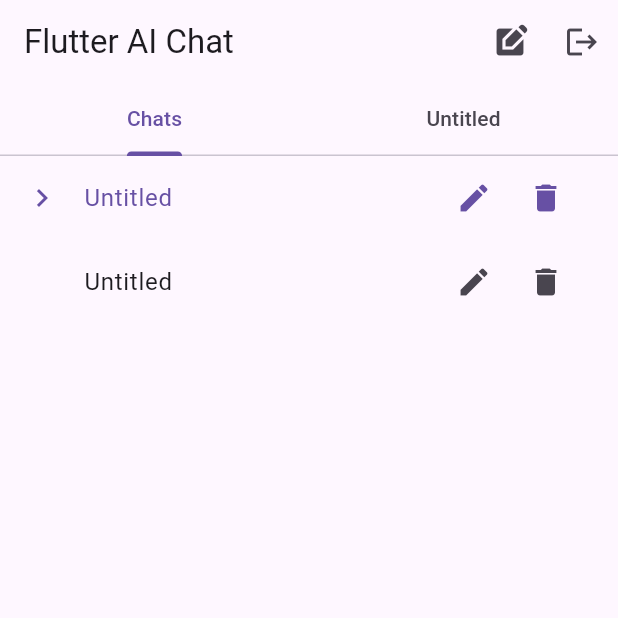
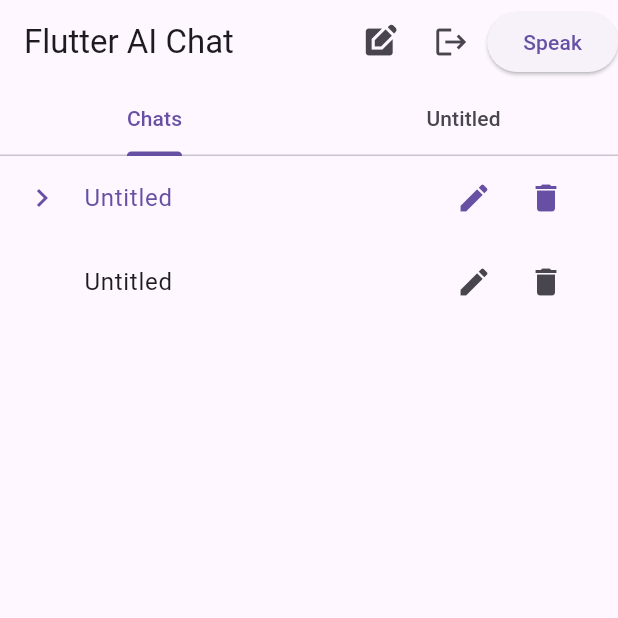
Before and after one commit to shefalishahp/flutter_ai_chat, a Flutter app: the screen it shows once a user with an empty profile is signed in, after a tap on the "edit square" icon, on a phone screen of 412 x 824 dp, the top half of it. Run offline on Flutter 3.47's test engine with Material 3 defaults, Android fonts, the light colour scheme and no system bars; our stand-ins replace cloud_firestore, dartx, firebase_ai, firebase_auth, firebase_core, firebase_vertexai and 2 more; missing offline and left inert: firebase_ui_auth, flutter_ai_toolkit, split_view; accounts and stored records are empty; generated files the repository leaves out were written again.

Commit message:
Added speech to text, updated model

```diff
--- a/lib/main.dart
+++ b/lib/main.dart
@@ -8,10 +8,18 @@ import 'data/chat_repository.dart';
 import 'firebase_options.dart'; // from https://firebase.google.com/docs/flutter/setup
 import 'login_info.dart';
 import 'pages/home_page.dart';
+import 'package:flutter_tts/flutter_tts.dart';
+
+import 'package:firebase_core/firebase_core.dart';
+import 'package:firebase_ai/firebase_ai.dart';
+import 'firebase_options.dart';
 
 void main() async {
   WidgetsFlutterBinding.ensureInitialized();
-  await Firebase.initializeApp(options: DefaultFirebaseOptions.currentPlatform);
+  //await Firebase.initializeApp(options: DefaultFirebaseOptions.currentPlatform);
+  await Firebase.initializeApp(
+    options: DefaultFirebaseOptions.currentPlatform,
+  );
   runApp(App());
 }
 
--- a/lib/pages/home_page.dart
+++ b/lib/pages/home_page.dart
@@ -3,6 +3,7 @@ import 'dart:async';
 import 'package:firebase_vertexai/firebase_vertexai.dart';
 import 'package:flutter/material.dart';
 import 'package:flutter_ai_toolkit/flutter_ai_toolkit.dart';
+import 'package:flutter_tts/flutter_tts.dart';
 
 import '../data/chat.dart';
 import '../data/chat_repository.dart';
@@ -53,12 +54,14 @@ class _HomePageState extends State<HomePage> {
   LlmProvider _createProvider(Iterable<ChatMessage>? history) => VertexProvider(
         history: history,
         model: FirebaseVertexAI.instance.generativeModel(
-          model: 'gemini-1.5-flash',
+          model: 'gemini-2.0-flash-lite',
         ),
       );
 
   Chat? get _currentChat =>
       _repository?.chats.singleWhere((chat) => chat.id == _currentChatId);
+
+  final FlutterTts flutterTts = FlutterTts();
 
   @override
   Widget build(BuildContext context) => Scaffold(
@@ -74,6 +77,12 @@ class _HomePageState extends State<HomePage> {
               icon: const Icon(Icons.logout),
               tooltip: 'Logout: ${LoginInfo.instance.displayName!}',
               onPressed: () async => LoginInfo.instance.logout(),
+            ),
+            ElevatedButton(
+              onPressed: () async {
+                await flutterTts.speak('Hello, Flutter Text-to-Speech!');
+              },
+              child: const Text('Speak'),
             ),
           ],
         ),
--- a/pubspec.yaml
+++ b/pubspec.yaml
@@ -10,14 +10,16 @@ dependencies:
   cloud_firestore: ^5.4.4
   cupertino_icons: ^1.0.8
   dartx: ^1.2.0
+  firebase_ai: ^2.1.0
   firebase_auth: ^5.3.1
-  firebase_core: ^3.6.0
+  firebase_core: ^3.14.0
   firebase_ui_auth: ^1.16.0
   firebase_vertexai: ^1.0.1
   flutter:
     sdk: flutter
   flutter_ai_toolkit: ^0.6.5
   flutter_markdown: ^0.7.3+2
+  flutter_tts: ^4.2.2
   future_builder_ex: ^4.0.0
   gap: ^3.0.1
   go_router: ^14.2.9
```
Also changed, not shown: 1 other file.
